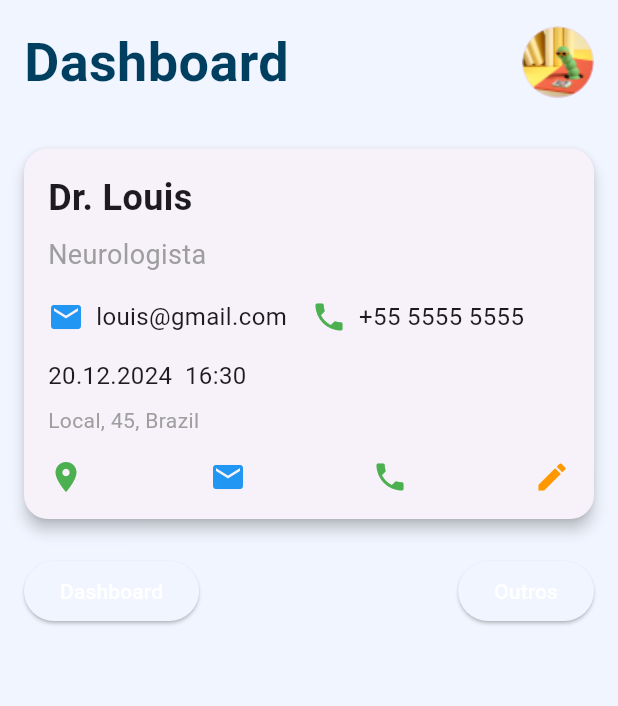
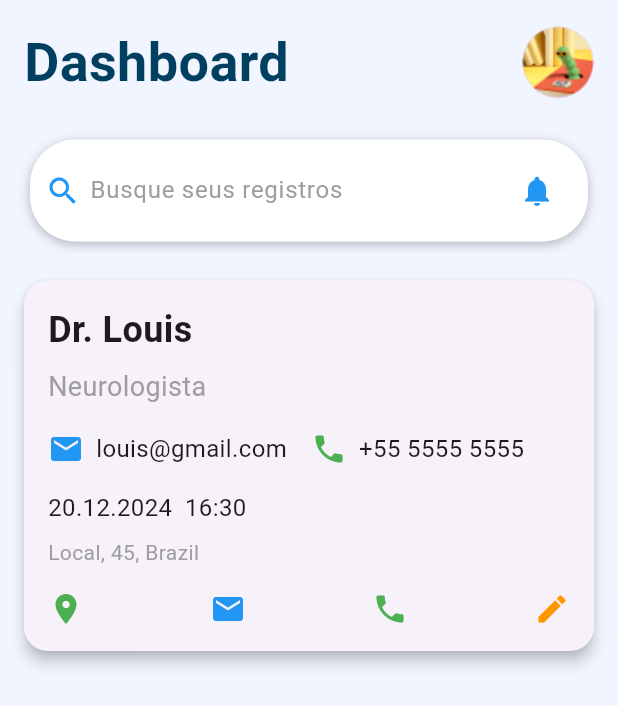
Before and after one commit to cristianvitor01/health_monitor, a Flutter app: the screen it shows after launch, on a phone screen of 412 x 824 dp. Shown: the top 706 px of the screen. Run offline on Flutter 3.47's test engine with Material 3 defaults, Android fonts, the phone set to English and light mode, and no system bars; Roboto replaces fonts that are missing (Poppins).

Commit message:
Adicionado widget de busca com notificações e atualizado o layout do Dashboard

```diff
--- a/lib/main.dart
+++ b/lib/main.dart
@@ -4,6 +4,8 @@ import 'utils/app_colors.dart';
 import './widgets/dashboard_head.dart';
 import './widgets/navigation_buttons.dart';
 import './widgets/appointment_card.dart';
+// import './widgets/search_with_notifications_button.dart';  // Importando o widget de busca com notificações
+
 
 void main() {
   runApp(const MainApp());
@@ -31,8 +33,9 @@ class DashboardPage extends StatelessWidget {
       body: ListView( // ListView usado para conseguirmos rolar o conteudo
         children: const [
           DashboardHeader(),
+          SearchWithNotifications(),  // Barra de busca com notificações
           UpcomingAppointmentCard(),
-          NavigationButtons(),
+          // NavigationButtons(),
         ],
       ),
     );
--- a/lib/widgets/navigation_buttons.dart
+++ b/lib/widgets/navigation_buttons.dart
@@ -1,35 +1,46 @@
 import 'package:flutter/material.dart';
-import '../utils/app_colors.dart'; // Importa as cores
 
-class NavigationButtons extends StatelessWidget {
-  const NavigationButtons({super.key});
+class SearchWithNotifications extends StatelessWidget {
+  const SearchWithNotifications({super.key});
 
   @override
   Widget build(BuildContext context) {
-    return Padding(
-      padding: const EdgeInsets.symmetric(horizontal: 16.0, vertical: 8.0),
+    return Container(
+      margin: const EdgeInsets.symmetric(horizontal: 20, vertical: 10),
+      padding: const EdgeInsets.all(10),
+      decoration: BoxDecoration(
+        color: Colors.white,
+        borderRadius: BorderRadius.circular(30),
+        boxShadow: const [
+          BoxShadow(
+            color: Colors.black26,
+            blurRadius: 6,
+            offset: Offset(0, 2),
+          ),
+        ],
+      ),
       child: Row(
-        mainAxisAlignment: MainAxisAlignment.spaceBetween,
+        mainAxisAlignment: MainAxisAlignment.spaceBetween, // Alinhando os itens
         children: [
-          ElevatedButton(
+          // Ícone de busca
+          const Icon(Icons.search, color: Colors.blue),
+          // Caixa de busca com largura definida
+          Container(
+            width: MediaQuery.of(context).size.width * 0.65, // Definindo 65% da largura da tela
+            child: const TextField(
+              decoration: InputDecoration(
+                hintText: 'Busque seus registros',
+                hintStyle: TextStyle(color: Colors.grey),
+                border: InputBorder.none,
+              ),
+            ),
+          ),
+          // Botão de notificação
+          IconButton(
+            icon: const Icon(Icons.notifications, color: Colors.blue),
             onPressed: () {
-              // Lógica para a Navegação para a página de Dashboard
+              // Ação ao clicar no ícone de notificação
             },
-            style: ElevatedButton.styleFrom(
-              backgroundColor: AppColors.backgroundColor,
-              foregroundColor: Colors.white,
-            ),
-            child: const Text('Dashboard'),
-          ),
-          ElevatedButton(
-            onPressed: () {
-              // Lógica para a Navegação para outras páginas
-            },
-            style: ElevatedButton.styleFrom(
-              backgroundColor: AppColors.backgroundColor,
-              foregroundColor: Colors.white,
-            ),
-            child: const Text('Outros'),
           ),
         ],
       ),
```
Also changed, not shown: lib/widgets/notification_button.dart (added, +15 -0 lines), lib/widgets/search_box.dart (added, +30 -0 lines).
